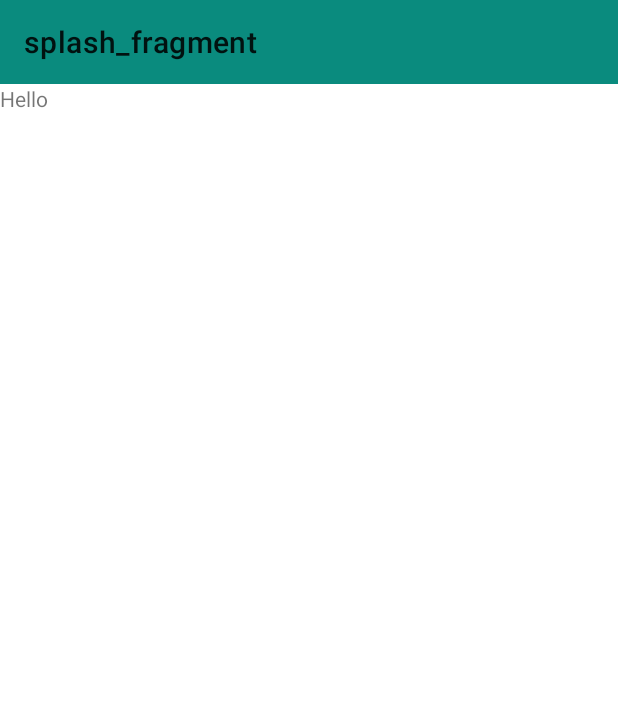
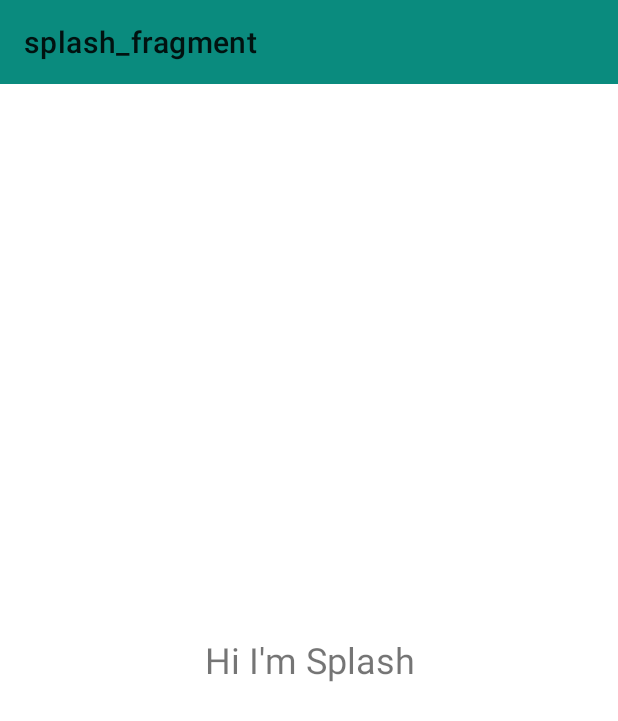
Before and after one commit to rohitj782/Notes-Android-App, an Android app: the first screen one second after launch (MainActivity), on a phone screen of 412 x 824 dp. Shown: the top 721 px of the screen. Run offline under Robolectric (Android 15) with nearby library versions, the phone set to English and light mode, and no system bars; our stand-ins replace navigation-ui; 1 statement that could not run was skipped.

Commit message:
Updating UI

```diff
--- a/app/build.gradle
+++ b/app/build.gradle
@@ -57,5 +57,7 @@ dependencies {
     implementation 'androidx.lifecycle:lifecycle-viewmodel-ktx:2.0.0'
     kapt "androidx.room:room-compiler:$room_version"
 
+    //kotlin coroutines
+    implementation 'org.jetbrains.kotlinx:kotlinx-coroutines-core:1.3.0-M1'
 
 }
--- a/app/src/main/java/com/rohitrj/notesapp/ui/MainActivity.kt
+++ b/app/src/main/java/com/rohitrj/notesapp/ui/MainActivity.kt
@@ -23,8 +23,9 @@ class MainActivity : AppCompatActivity() {
         NavigationUI.setupActionBarWithNavController(this,navController)
     }
 
-    //handle back track of action bar.
+        //handle back track of action bar.
         override fun onSupportNavigateUp(): Boolean {
         return NavigationUI.navigateUp(navController,null)
+
     }
 }
--- a/app/src/main/java/com/rohitrj/notesapp/ui/splash/SplashFragment.kt
+++ b/app/src/main/java/com/rohitrj/notesapp/ui/splash/SplashFragment.kt
@@ -1,13 +1,22 @@
 package com.rohitrj.notesapp.ui.splash
 
+import android.content.Intent
 import androidx.lifecycle.ViewModelProviders
 import android.os.Bundle
+import android.os.Handler
+import android.util.Log
 import androidx.fragment.app.Fragment
 import android.view.LayoutInflater
 import android.view.View
 import android.view.ViewGroup
+import androidx.navigation.NavController
+import androidx.navigation.Navigation
 
 import com.rohitrj.notesapp.R
+import kotlinx.android.synthetic.main.activity_main.*
+import kotlinx.android.synthetic.main.activity_main.view.*
+import kotlinx.coroutines.*
+import java.lang.Runnable
 
 class SplashFragment : Fragment() {
 
@@ -27,7 +36,19 @@ class SplashFragment : Fragment() {
     override fun onActivityCreated(savedInstanceState: Bundle?) {
         super.onActivityCreated(savedInstanceState)
         viewModel = ViewModelProviders.of(this).get(SplashViewModel::class.java)
-        // TODO: Use the ViewModel
+
+
+    }
+
+    override fun onViewCreated(view: View, savedInstanceState: Bundle?) {
+        super.onViewCreated(view, savedInstanceState)
+
+        activity!!.materialToolbar.visibility = View.GONE
+
+        Handler().postDelayed({
+            Navigation.findNavController(view).navigate(SplashFragmentDirections.nextAction())
+        },2000)
+
     }
 
 }
--- /dev/null
+++ b/app/src/main/res/drawable/ic_save_black_24dp.xml
@@ -0,0 +1,5 @@
+<vector android:height="24dp" android:tint="#FFFFFF"
+    android:viewportHeight="24.0" android:viewportWidth="24.0"
+    android:width="24dp" xmlns:android="http://schemas.android.com/apk/res/android">
+    <path android:fillColor="#FF000000" android:pathData="M17,3L5,3c-1.11,0 -2,0.9 -2,2v14c0,1.1 0.89,2 2,2h14c1.1,0 2,-0.9 2,-2L21,7l-4,-4zM12,19c-1.66,0 -3,-1.34 -3,-3s1.34,-3 3,-3 3,1.34 3,3 -1.34,3 -3,3zM15,9L5,9L5,5h10v4z"/>
+</vector>
--- a/app/src/main/res/layout/activity_main.xml
+++ b/app/src/main/res/layout/activity_main.xml
@@ -10,6 +10,7 @@
                                                         android:layout_height="wrap_content"
                                                         android:background="@color/colorPrimary"
                                                         android:id="@+id/materialToolbar"
+                                                        app:popupTheme="@anim/nav_default_pop_enter_anim"
                                                         app:layout_constraintEnd_toEndOf="parent"
                                                         app:layout_constraintBottom_toTopOf="@+id/nav_host_fragment"
                                                         app:layout_constraintTop_toTopOf="parent"
--- a/app/src/main/res/layout/splash_fragment.xml
+++ b/app/src/main/res/layout/splash_fragment.xml
@@ -9,6 +9,8 @@
     <TextView
             android:layout_width="match_parent"
             android:layout_height="match_parent"
-            android:text="Hello"/>
+            android:gravity="center"
+            android:textSize="24sp"
+            android:text="Hi I'm Splash"/>
 
 </FrameLayout>
--- a/app/src/main/res/navigation/mobile_navigation.xml
+++ b/app/src/main/res/navigation/mobile_navigation.xml
@@ -6,11 +6,19 @@
 
     <fragment android:id="@+id/splashFragment" android:name="com.rohitrj.notesapp.ui.splash.SplashFragment"
               android:label="splash_fragment" tools:layout="@layout/splash_fragment">
+        <action android:id="@+id/nextAction" app:destination="@+id/allNotesFragment"
+                app:popUpTo="@+id/splashFragment"
+                app:popUpToInclusive="true" app:launchSingleTop="true"/>
+    </fragment>
+    <fragment android:id="@+id/addNoteFragment"
+              android:name="com.rohitrj.notesapp.ui.notes.addnotes.AddNoteFragment"
+              android:label="Create a new note" tools:layout="@layout/add_note_fragment">
         <action android:id="@+id/nextAction" app:destination="@id/allNotesFragment"
-        />
+                app:launchSingleTop="true"/>
     </fragment>
-    <fragment android:id="@+id/addNoteFragment" android:name="com.rohitrj.notesapp.ui.notes.addnotes.AddNoteFragment"
-              android:label="add_note_fragment" tools:layout="@layout/add_note_fragment"/>
     <fragment android:id="@+id/allNotesFragment" android:name="com.rohitrj.notesapp.ui.notes.allnotes.AllNotesFragment"
-              android:label="all_notes_fragment" tools:layout="@layout/all_notes_fragment"/>
+              tools:layout="@layout/all_notes_fragment" android:label="My Notes">
+        <action android:id="@+id/nextAction" app:destination="@id/addNoteFragment"
+                app:launchSingleTop="true"/>
+    </fragment>
 </navigation>
```
Also changed, not shown: app/src/main/java/com/rohitrj/notesapp/ui/notes/addnotes/AddNoteFragment.kt (+15 -0 lines), app/src/main/java/com/rohitrj/notesapp/ui/notes/allnotes/AllNotesFragment.kt (+16 -2 lines), app/src/main/res/drawable/ic_add_black_24dp.xml (added, +9 -0 lines), app/src/main/res/layout/add_note_fragment.xml (+16 -8 lines), app/src/main/res/layout/all_notes_fragment.xml (+15 -7 lines).
